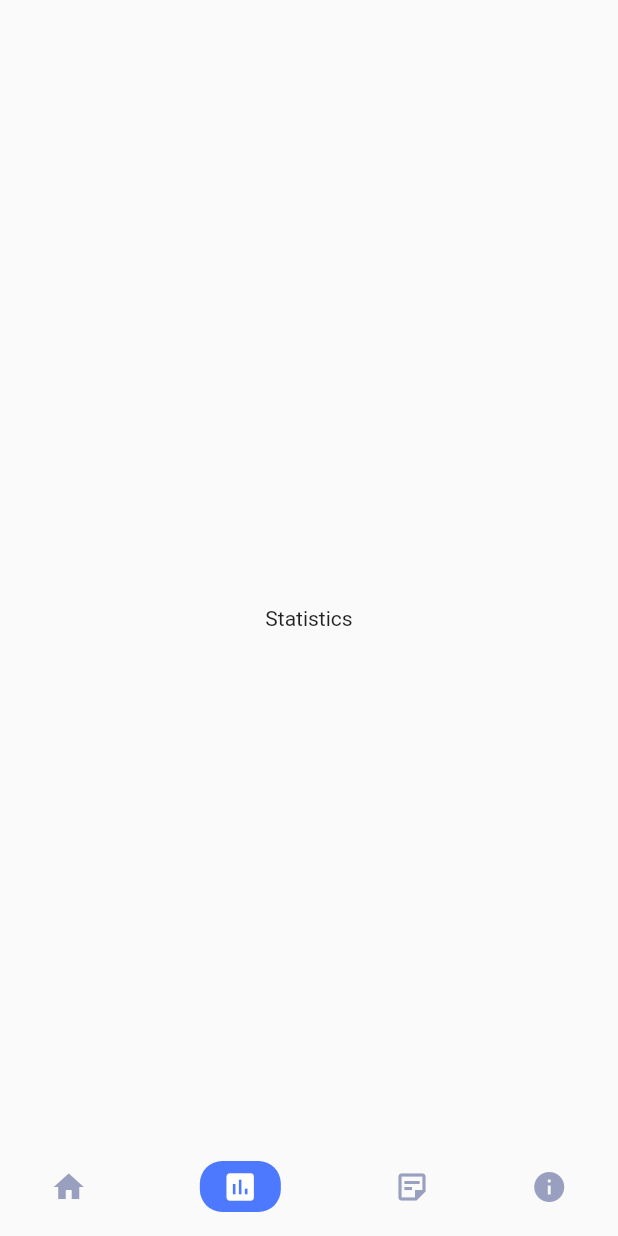
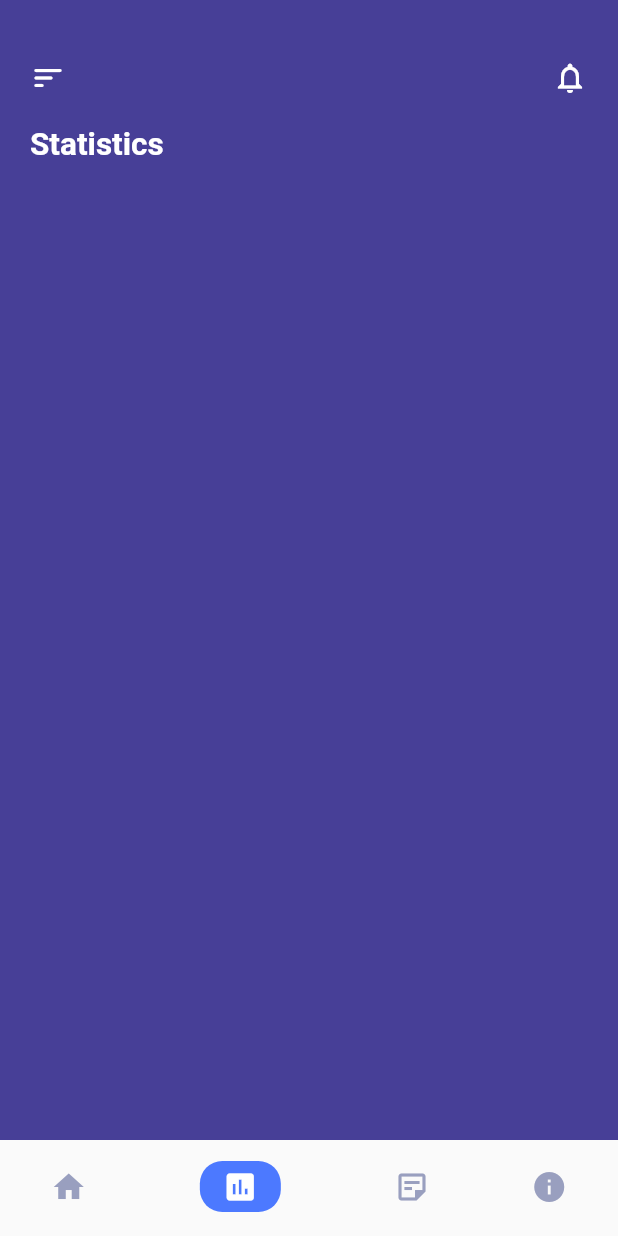
Before and after one commit to Atuoha/covid-19-ui, a Flutter app: the screen it shows after launch, item 2 of the bottom bar chosen, on a phone screen of 412 x 824 dp. Run offline on Flutter 3.47's test engine with Material 2 defaults, Android fonts, the phone set to English and light mode, and no system bars.

Commit message:
statistics page

```diff
--- /dev/null
+++ b/lib/components/custom_appbar.dart
@@ -0,0 +1,27 @@
+import 'package:flutter/material.dart';
+class CustomAppBar extends StatelessWidget {
+  const CustomAppBar({Key? key}) : super(key: key);
+
+  @override
+  Widget build(BuildContext context) {
+    return      Row(
+      mainAxisAlignment: MainAxisAlignment.spaceBetween,
+      children: [
+        InkWell(
+          onTap: () => Scaffold.of(context).openDrawer(),
+          child: const Icon(
+            Icons.sort_rounded,
+            color: Colors.white,
+          ),
+        ),
+        const InkWell(
+          onTap: null,
+          child: Icon(
+            Icons.notifications_none,
+            color: Colors.white,
+          ),
+        ),
+      ],
+    );
+  }
+}
--- a/lib/components/top_info.dart
+++ b/lib/components/top_info.dart
@@ -2,6 +2,7 @@ import 'package:flutter/foundation.dart';
 import 'package:flutter/material.dart';
 import '../constants/colors.dart';
 import 'country_dropdown.dart';
+import 'custom_appbar.dart';
 
 class TopInfo extends StatelessWidget {
   const TopInfo({Key? key}) : super(key: key);
@@ -71,25 +72,7 @@ class TopInfo extends StatelessWidget {
         child: Column(
           crossAxisAlignment: CrossAxisAlignment.start,
           children: [
-            Row(
-              mainAxisAlignment: MainAxisAlignment.spaceBetween,
-              children: [
-                InkWell(
-                  onTap: () => Scaffold.of(context).openDrawer(),
-                  child: const Icon(
-                    Icons.sort_rounded,
-                    color: Colors.white,
-                  ),
-                ),
-                const InkWell(
-                  onTap: null,
-                  child: Icon(
-                    Icons.notifications_none,
-                    color: Colors.white,
-                  ),
-                ),
-              ],
-            ),
+            const CustomAppBar(),
             const SizedBox(height: 20),
             Row(
               mainAxisAlignment: MainAxisAlignment.spaceBetween,
--- a/lib/screens/statistics_screen.dart
+++ b/lib/screens/statistics_screen.dart
@@ -1,10 +1,35 @@
+import 'package:covid19_dashboard/constants/colors.dart';
 import 'package:flutter/material.dart';
+
+import '../components/custom_appbar.dart';
 
 class StatisticsScreen extends StatelessWidget {
   const StatisticsScreen({Key? key}) : super(key: key);
 
   @override
   Widget build(BuildContext context) {
-    return const Center(child: Text('Statistics'));
+    return Container(
+      color: primaryColor,
+      constraints: const BoxConstraints.expand(),
+      child: Padding(
+        padding: const EdgeInsets.symmetric(horizontal: 20, vertical: 40.0),
+        child: Column(
+          crossAxisAlignment: CrossAxisAlignment.start,
+          children: const [
+             CustomAppBar(),
+            SizedBox(height:20),
+            Text(
+              'Statistics',
+              style: TextStyle(
+                fontWeight: FontWeight.w700,
+                fontSize: 21,
+                color:Colors.white,
+              ),
+            ),
+
+          ],
+        ),
+      ),
+    );
   }
 }
```
Also changed, not shown: lib/components/statistics_type.dart (added), lib/constants/colors.dart (line endings or trailing spaces).
